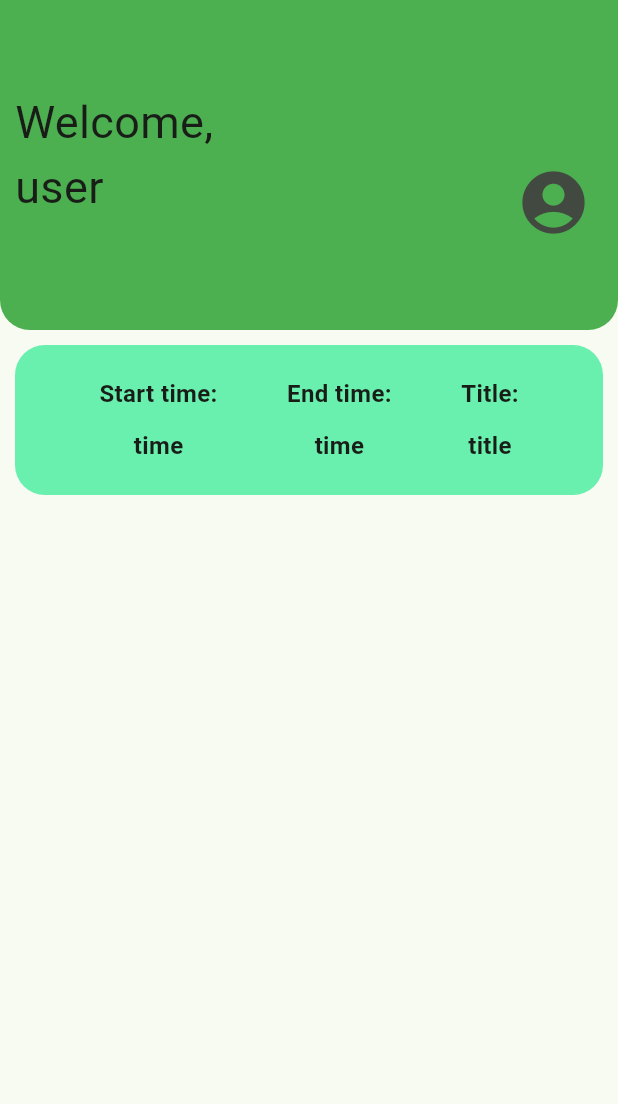
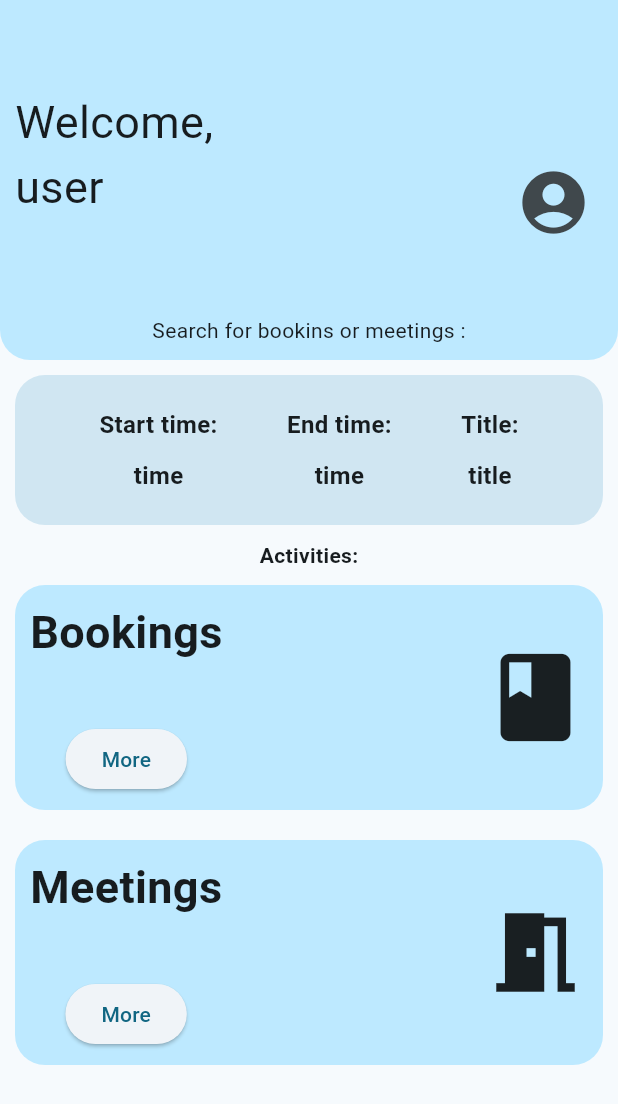
Before and after one commit to ThaboTheDev/skillsync, a Flutter app: the Mentorsscreen screen opened by its route, on a phone screen of 412 x 824 dp. Shown: the top 1104 px of the screen. Run offline on Flutter 3.47's test engine with Material 3 defaults, Android fonts, the phone set to English and light mode, and no system bars; our stand-ins replace cloud_firestore, firebase_auth, firebase_core, firebase_storage; accounts and stored records are empty.

Commit message:
updated UI

```diff
--- a/flutter/skillsync/lib/main.dart
+++ b/flutter/skillsync/lib/main.dart
@@ -35,7 +35,8 @@ class MainApp extends StatelessWidget {
         '/profile' : (context) => const Profilescreen(),
       },
       theme: ThemeData(
-        colorScheme: ColorScheme.fromSeed(seedColor: Colors.green),
+        // scaffoldBackgroundColor: Colors.grey,
+        colorScheme: ColorScheme.fromSeed(seedColor: Colors.blueGrey),
       ),
     );
   }
--- a/flutter/skillsync/lib/screens/mentorsScreen.dart
+++ b/flutter/skillsync/lib/screens/mentorsScreen.dart
@@ -1,4 +1,5 @@
 import 'package:flutter/material.dart';
+// import 'package:search_bar/search_bar.dart';
 
 class Mentorsscreen extends StatefulWidget{
   const Mentorsscreen({super.key});
@@ -12,7 +13,7 @@ class _MentorsscreenState extends State<Mentorsscreen> {
   Widget _topPart() {
     return Container(
       decoration: BoxDecoration(
-        color: Colors.green,
+        color: Theme.of(context).colorScheme.primaryContainer,
         borderRadius: BorderRadius.only(
           bottomLeft: Radius.circular(20),
           bottomRight: Radius.circular(20),
@@ -36,13 +37,16 @@ class _MentorsscreenState extends State<Mentorsscreen> {
                     ),
                   ),
                 ),
-                IconButton(
-                  onPressed: () {},
-                  iconSize: 50,
-                  icon: Icon(Icons.account_circle),
+                Center(
+                  child: IconButton(
+                    onPressed: () {},
+                    iconSize: 50,
+                    icon: Icon(Icons.account_circle),
+                  ),
                 ),
               ],
             ),
+            Text('Search for bookins or meetings :'),
           ],
         ),
       ),
@@ -55,7 +59,7 @@ class _MentorsscreenState extends State<Mentorsscreen> {
       child: Container(
         height: 100,
         decoration: BoxDecoration(
-          color: Colors.greenAccent,
+          color: Theme.of(context).colorScheme.secondaryContainer,
           borderRadius: BorderRadius.all(
             Radius.circular(20)
           ),
@@ -129,6 +133,90 @@ class _MentorsscreenState extends State<Mentorsscreen> {
     );
   }
 
+  Widget _booking() {
+    return Padding(
+      padding: EdgeInsets.all(10.0),
+      child: Container(
+        height: 150,
+        decoration: BoxDecoration(
+          borderRadius: BorderRadius.all(
+            Radius.circular(20)
+          ),
+          color: Theme.of(context).colorScheme.primaryContainer,
+        ),
+        child: Padding(
+          padding: const EdgeInsets.all(10),
+          child: Row(
+            mainAxisAlignment: MainAxisAlignment.spaceBetween,
+            children: [
+              Column(
+                mainAxisAlignment: MainAxisAlignment.spaceBetween,
+                children: [
+                  Text(
+                    'Bookings',
+                    style: TextStyle(
+                      fontWeight: FontWeight.bold,
+                      fontSize: 30,
+                    ),
+                  ),
+                  ElevatedButton(
+                    onPressed: () {},
+                    child: const Text('More')
+                  ),
+                ],
+              ),
+              Center(
+                child: Icon(Icons.book,size: 70,),
+              ),
+            ],
+          ),
+        ),
+      ),
+    );
+  }
+
+  Widget _meetings() {
+    return Padding(
+      padding: EdgeInsets.all(10.0),
+      child: Container(
+        height: 150,
+        decoration: BoxDecoration(
+          color: Theme.of(context).colorScheme.primaryContainer,
+          borderRadius: BorderRadius.all(
+            Radius.circular(20)
+          )
+        ),
+        child: Padding(
+          padding: const EdgeInsets.all(10.0),
+          child: Row(
+            mainAxisAlignment: MainAxisAlignment.spaceBetween,
+            children: [
+              Column(
+                mainAxisAlignment: MainAxisAlignment.spaceBetween,
+                children: [
+                  Text(
+                    'Meetings',
+                    style: TextStyle(
+                      fontWeight: FontWeight.bold,
+                      fontSize: 30,
+                    ),
+                  ),
+                  ElevatedButton(
+                    onPressed: () {},
+                    child: const Text('More'),
+                  ),
+                ],
+              ),
+              Center(
+                child: Icon(Icons.meeting_room, size: 70,),
+              )
+            ],
+          ),
+        ),
+      ),
+    );
+  }
+
   @override
   Widget build(BuildContext context) {
     return Scaffold(
@@ -137,6 +225,14 @@ class _MentorsscreenState extends State<Mentorsscreen> {
         children: [
           _topPart(),
           _upcomingMeeting(),
+          const Text(
+            'Activities:',
+            style: TextStyle(
+              fontWeight: FontWeight.bold,
+            ),
+          ),
+          _booking(),
+          _meetings(),
         ],
       ),
     );
--- a/flutter/skillsync/pubspec.yaml
+++ b/flutter/skillsync/pubspec.yaml
@@ -13,6 +13,7 @@ dependencies:
   firebase_auth: ^5.4.0
   cloud_firestore: any
   firebase_storage: ^12.4.0
+  search_bar: any
 
 dev_dependencies:
   flutter_test:
```
